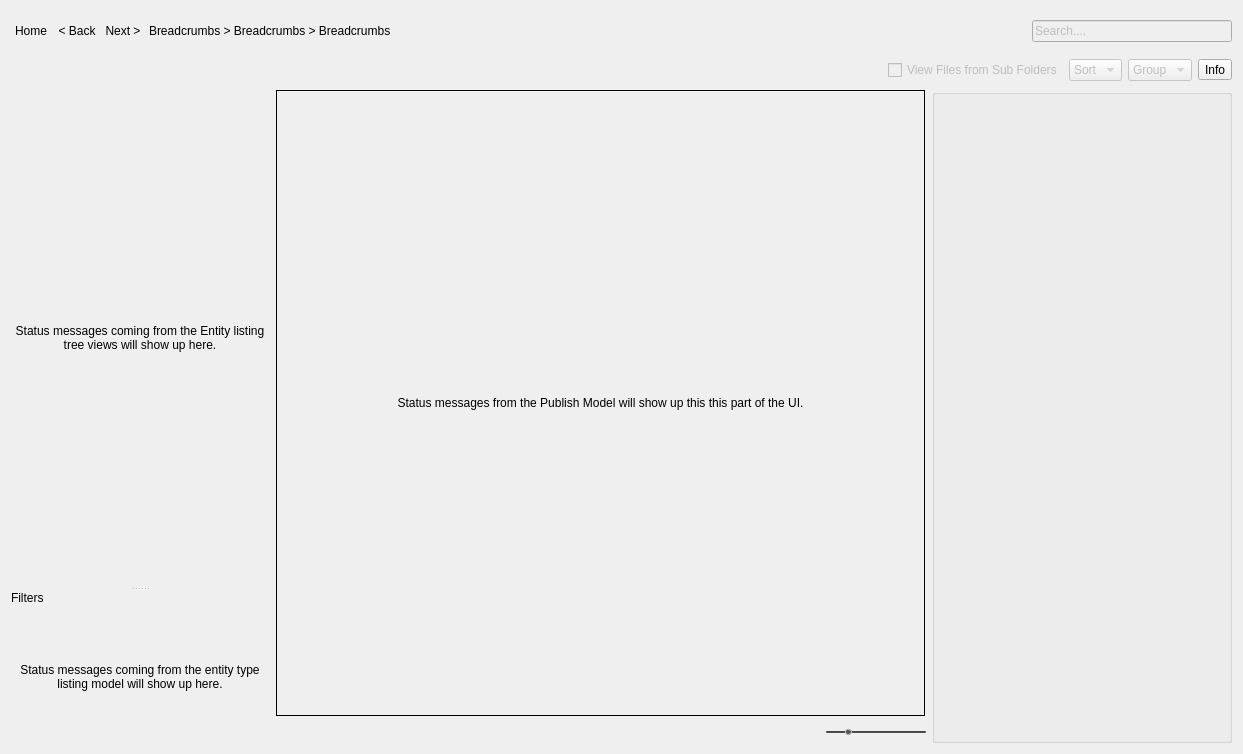
Above: resources/dialog.ui from shotgunsoftware/tk-multi-loader2 before the change. Below: the same form after it.
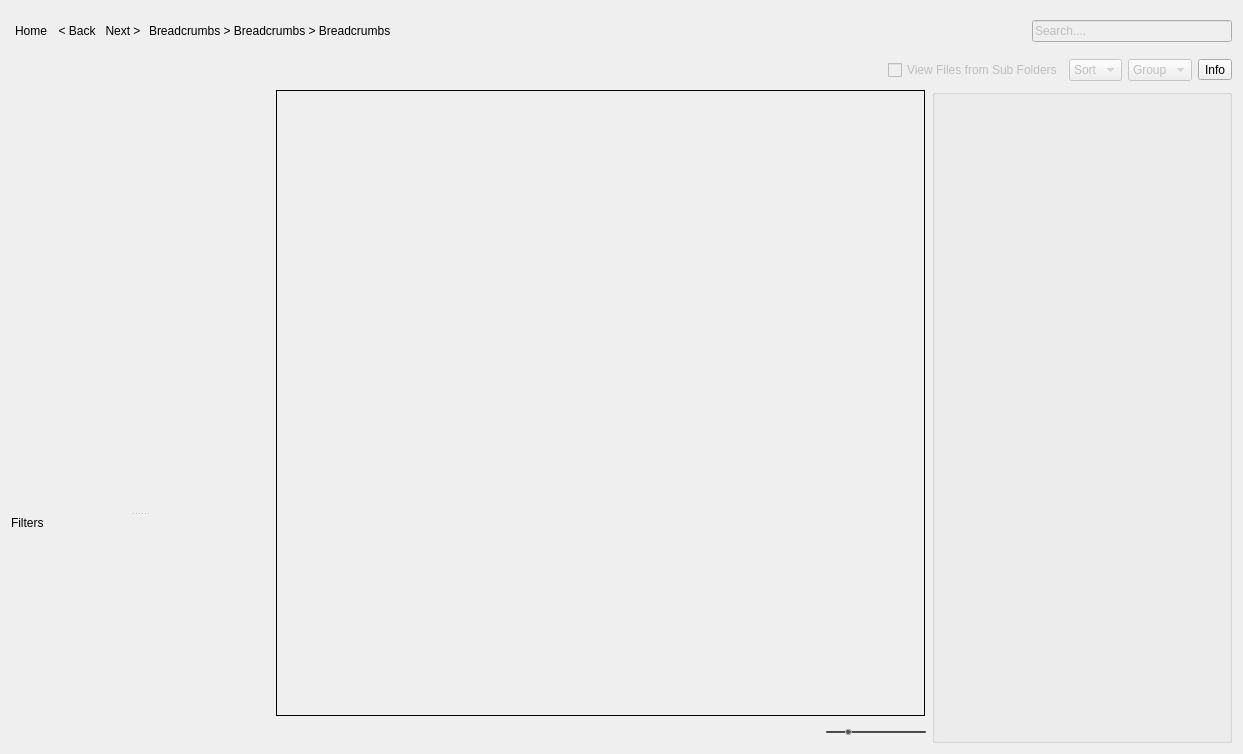
That is the form after the change. The open tabs and pages were chosen to show the change. Icons and pictures are not drawn.

Commit message: Added better tree navigation and folders in publish view.

What changed in the file:
```diff
--- a/resources/dialog.ui
+++ b/resources/dialog.ui
@@ -268,7 +268,7 @@
 </string>
            </property>
            <property name="text">
-            <string>Status messages from the Publish Model will show up this this part of the UI.</string>
+            <string/>
            </property>
            <property name="alignment">
             <set>Qt::AlignCenter</set>
@@ -462,7 +462,7 @@
               </sizepolicy>
              </property>
              <property name="text">
-              <string>Status messages coming from the Entity listing tree views will show up here.</string>
+              <string/>
              </property>
              <property name="alignment">
               <set>Qt::AlignCenter</set>
@@ -535,7 +535,7 @@
               </sizepolicy>
              </property>
              <property name="text">
-              <string>Status messages coming from the entity type listing model will show up here.</string>
+              <string/>
              </property>
              <property name="alignment">
               <set>Qt::AlignCenter</set>
```
Left out of the diff: 2 changed lines with no effect on the pictures. The commit also changes 6 other files.
